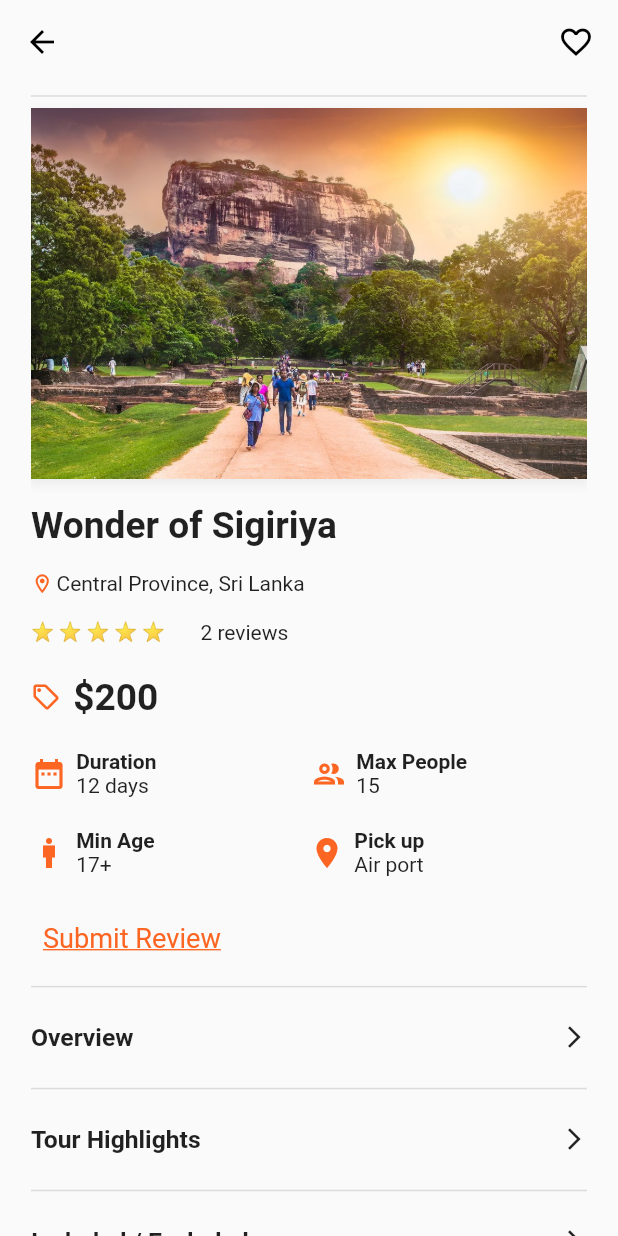
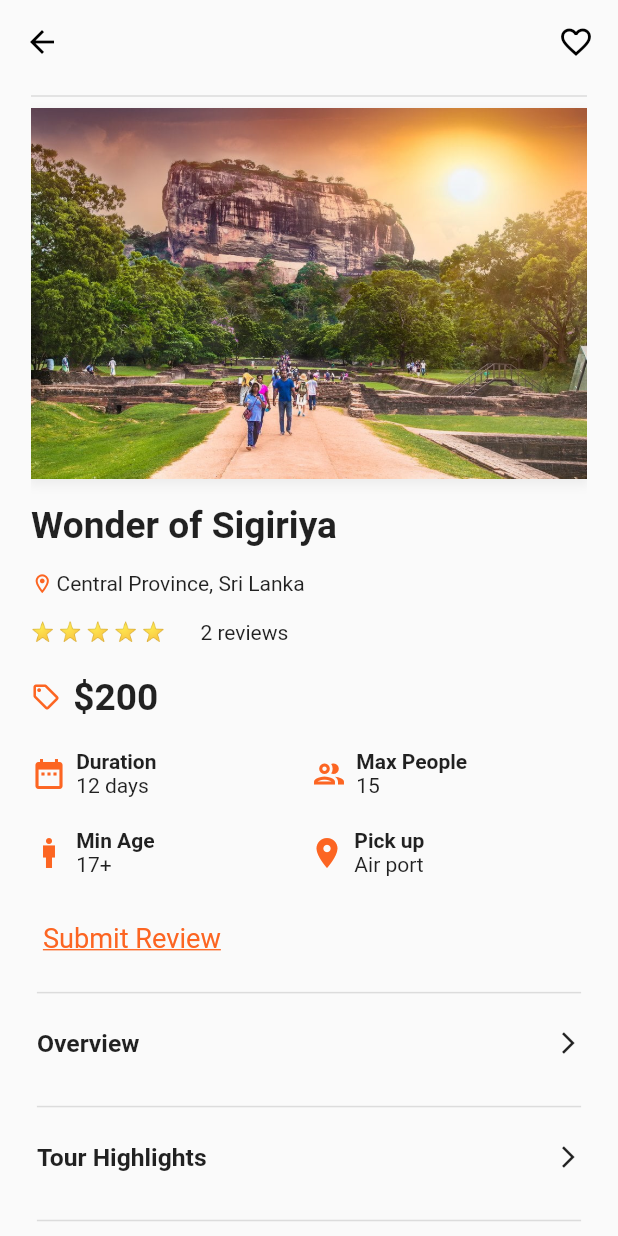
Before and after one commit to hashan8991/tour_drive_frontend, a Flutter app: the screen it shows after launch, on a phone screen of 412 x 824 dp. Run offline on Flutter 3.47's test engine with Material 2 defaults, Android fonts, the light colour scheme and no system bars; our stand-ins replace device_preview, flutter_rating_bar, font_awesome_flutter, percent_indicator, readmore; network calls fail.

Commit message:
update divider widgets

```diff
--- a/lib/widgets/divider_container.dart
+++ b/lib/widgets/divider_container.dart
@@ -15,6 +15,9 @@ class DividerContainer extends StatelessWidget {
     final double screenHeight = MediaQuery.of(context).size.height;
     return GestureDetector(
       onTap: press,
+      child: Card(
+        color: Colors.transparent,
+        elevation: 0,
         child: Column(
           children:  [
             const Divider(thickness: 1.0),
@@ -30,6 +33,7 @@ class DividerContainer extends StatelessWidget {
             SizedBox(height: screenHeight * 0.02,),
           ],
         ),
+      ),
     );
   }
 }
```
Lines whose indentation alone changed are shown as unchanged.
